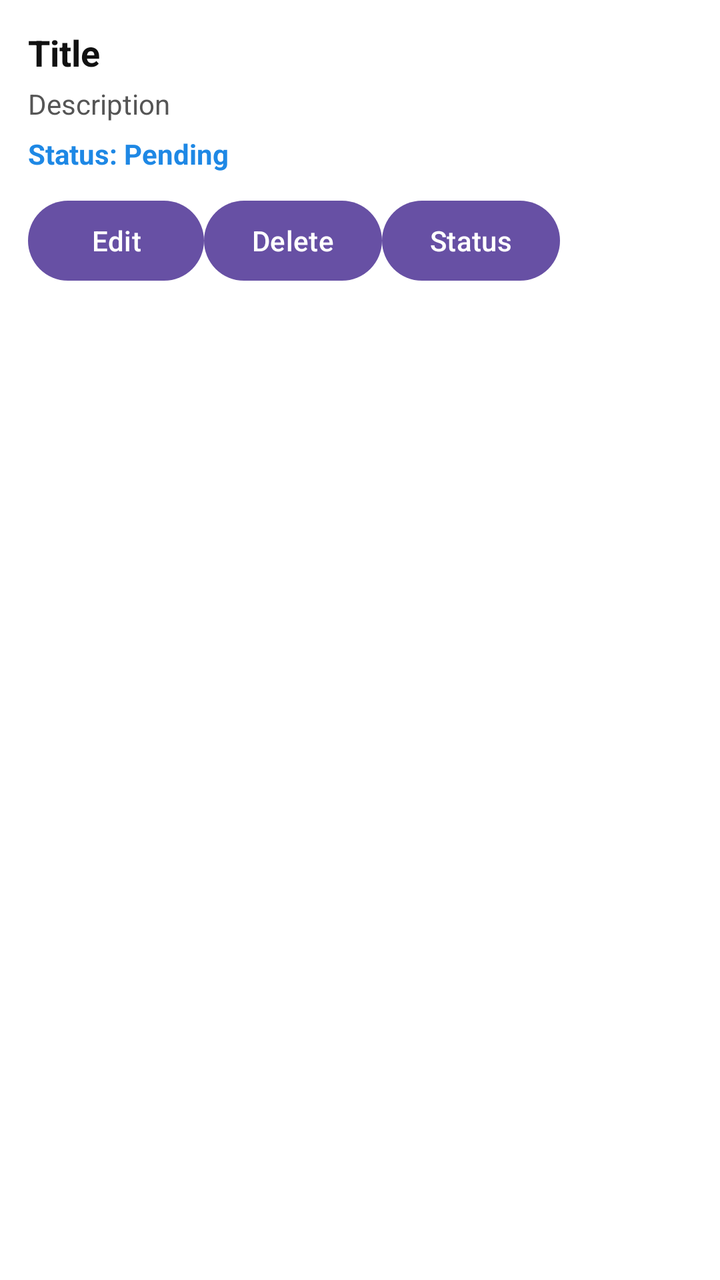
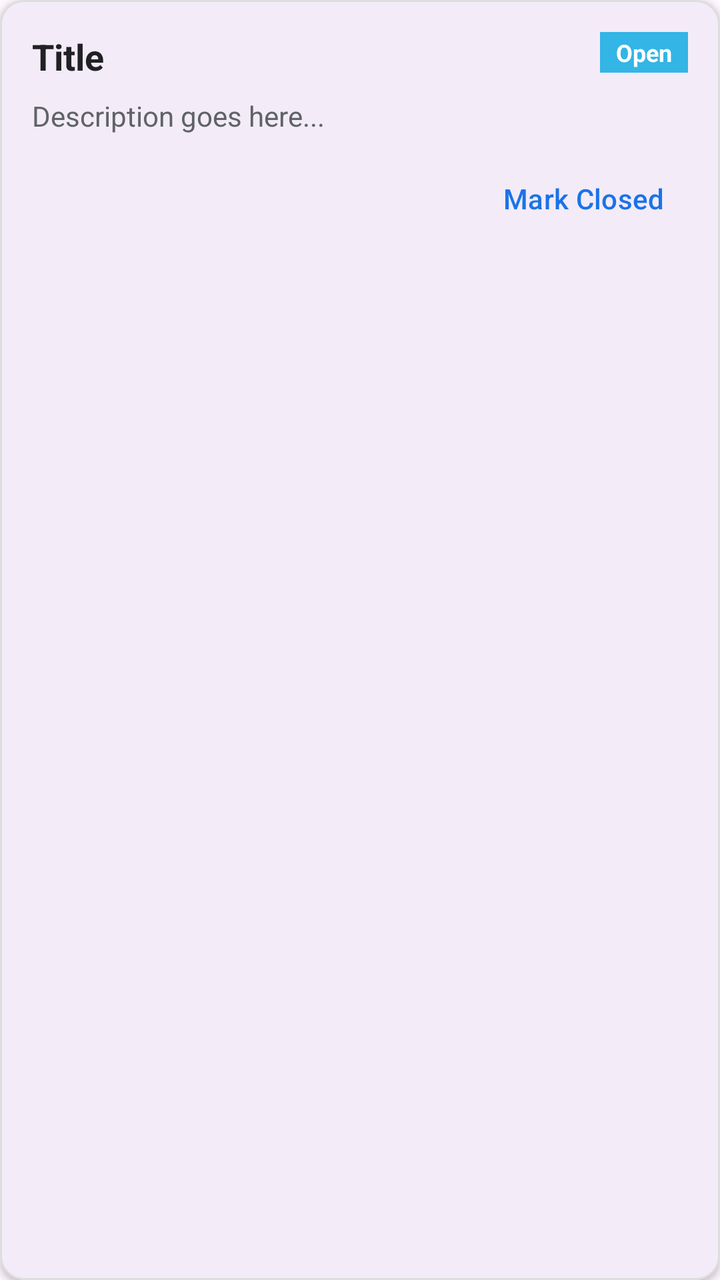

The first picture is an Android layout as it rendered before a commit; the second is the same layout after the commit. The layout source and the unified diff follow.
<!-- AndroidManifest.xml: application theme Theme.NammaNala1 -->
<!-- res/layout/item_issue.xml -->
<?xml version="1.0" encoding="utf-8"?>
<LinearLayout xmlns:android="http://schemas.android.com/apk/res/android"
    android:layout_width="match_parent"
    android:layout_height="wrap_content"
    android:orientation="vertical"
    android:padding="14dp"
    android:layout_margin="10dp"
    android:background="#FFFFFF"
    android:elevation="6dp">

    
    <TextView
        android:id="@+id/txtTitle"
        android:layout_width="wrap_content"
        android:layout_height="wrap_content"
        android:text="Title"
        android:textSize="18sp"
        android:textStyle="bold"
        android:textColor="#111111"/>

    
    <TextView
        android:id="@+id/txtDesc"
        android:layout_width="wrap_content"
        android:layout_height="wrap_content"
        android:text="Description"
        android:textSize="14sp"
        android:textColor="#555555"
        android:layout_marginTop="4dp"/>

    
    <TextView
        android:id="@+id/txtStatus"
        android:layout_width="wrap_content"
        android:layout_height="wrap_content"
        android:text="Status: Pending"
        android:textStyle="bold"
        android:textColor="#1E88E5"
        android:layout_marginTop="6dp"/>

    
    <LinearLayout
        android:layout_width="wrap_content"
        android:layout_height="wrap_content"
        android:orientation="horizontal"
        android:layout_marginTop="10dp">

        <Button
            android:id="@+id/btnEdit"
            android:layout_width="wrap_content"
            android:layout_height="wrap_content"
            android:text="Edit"/>

        <Button
            android:id="@+id/btnDelete"
            android:layout_width="wrap_content"
            android:layout_height="wrap_content"
            android:text="Delete"/>

        <Button
            android:id="@+id/btnStatus"
            android:layout_width="wrap_content"
            android:layout_height="wrap_content"
            android:text="Status"/>
    </LinearLayout>

</LinearLayout>
<!-- resources referenced by this layout -->
<resources>
  <style name="Theme.NammaNala1" parent="Base.Theme.NammaNala1" />
  <style name="Base.Theme.NammaNala1" parent="Theme.Material3.DayNight.NoActionBar">
          
          
      </style>
</resources>

<!-- the commit's change to res/layout/item_issue.xml (unified diff, before → after) -->
@@ -1,67 +1,71 @@
 <?xml version="1.0" encoding="utf-8"?>
-<LinearLayout xmlns:android="http://schemas.android.com/apk/res/android"
+<com.google.android.material.card.MaterialCardView xmlns:android="http://schemas.android.com/apk/res/android"
+    xmlns:app="http://schemas.android.com/apk/res-auto"
     android:layout_width="match_parent"
     android:layout_height="wrap_content"
-    android:orientation="vertical"
-    android:padding="14dp"
-    android:layout_margin="10dp"
-    android:background="#FFFFFF"
-    android:elevation="6dp">
+    android:layout_margin="8dp"
+    app:cardCornerRadius="12dp"
+    app:cardElevation="2dp"
+    app:strokeColor="#DDDDDD"
+    app:strokeWidth="1dp">
 
-    
-    <TextView
-        android:id="@+id/txtTitle"
-        android:layout_width="wrap_content"
+    <androidx.constraintlayout.widget.ConstraintLayout
+        android:layout_width="match_parent"
         android:layout_height="wrap_content"
-        android:text="Title"
-        android:textSize="18sp"
-        android:textStyle="bold"
-        android:textColor="#111111"/>
+        android:padding="16dp">
 
-    
-    <TextView
-        android:id="@+id/txtDesc"
-        android:layout_width="wrap_content"
-        android:layout_height="wrap_content"
-        android:text="Description"
-        android:textSize="14sp"
-        android:textColor="#555555"
-        android:layout_marginTop="4dp"/>
+        <TextView
+            android:id="@+id/tvTitle"
+            android:layout_width="0dp"
+            android:layout_height="wrap_content"
+            android:text="Title"
+            android:textColor="#202124"
+            android:textSize="18sp"
+            android:textStyle="bold"
+            app:layout_constraintEnd_toStartOf="@id/tvStatus"
+            app:layout_constraintStart_toStartOf="parent"
+            app:layout_constraintTop_toTopOf="parent" />
 
-    
-    <TextView
-        android:id="@+id/txtStatus"
-        android:layout_width="wrap_content"
-        android:layout_height="wrap_content"
-        android:text="Status: Pending"
-        android:textStyle="bold"
-        android:textColor="#1E88E5"
-        android:layout_marginTop="6dp"/>
-
-    
-    <LinearLayout
-        android:layout_width="wrap_content"
-        android:layout_height="wrap_content"
-        android:orientation="horizontal"
-        android:layout_marginTop="10dp">
-
-        <Button
-            android:id="@+id/btnEdit"
+        <TextView
+            android:id="@+id/tvStatus"
             android:layout_width="wrap_content"
             android:layout_height="wrap_content"
-            android:text="Edit"/>
+            android:background="@android:color/holo_blue_light"
+            android:paddingHorizontal="8dp"
+            android:paddingVertical="2dp"
+            android:text="Open"
+            android:textColor="@android:color/white"
+            android:textSize="12sp"
+            android:textStyle="bold"
+            app:layout_constraintEnd_toEndOf="parent"
+            app:layout_constraintTop_toTopOf="parent" />
 
-        <Button
-            android:id="@+id/btnDelete"
+        <TextView
+            android:id="@+id/tvDesc"
+            android:layout_width="0dp"
+            android:layout_height="wrap_content"
+            android:layout_marginTop="8dp"
+            android:ellipsize="end"
+            android:maxLines="2"
+            android:text="Description goes here..."
+            android:textColor="#5F6368"
+            android:textSize="14sp"
+            app:layout_constraintEnd_toEndOf="parent"
+            app:layout_constraintStart_toStartOf="parent"
+            app:layout_constraintTop_toBottomOf="@id/tvTitle" />
+
+        <com.google.android.material.button.MaterialButton
+            android:id="@+id/btnAction"
+            style="@style/Widget.Material3.Button.TextButton"
             android:layout_width="wrap_content"
             android:layout_height="wrap_content"
-            android:text="Delete"/>
+            android:layout_marginTop="8dp"
+            android:text="Mark Closed"
+            android:textColor="#1A73E8"
+            app:layout_constraintBottom_toBottomOf="parent"
+            app:layout_constraintEnd_toEndOf="parent"
+            app:layout_constraintTop_toBottomOf="@id/tvDesc" />
 
-        <Button
-            android:id="@+id/btnStatus"
-            android:layout_width="wrap_content"
-            android:layout_height="wrap_content"
-            android:text="Status"/>
-    </LinearLayout>
+    </androidx.constraintlayout.widget.ConstraintLayout>
 
-</LinearLayout>
+</com.google.android.material.card.MaterialCardView>
